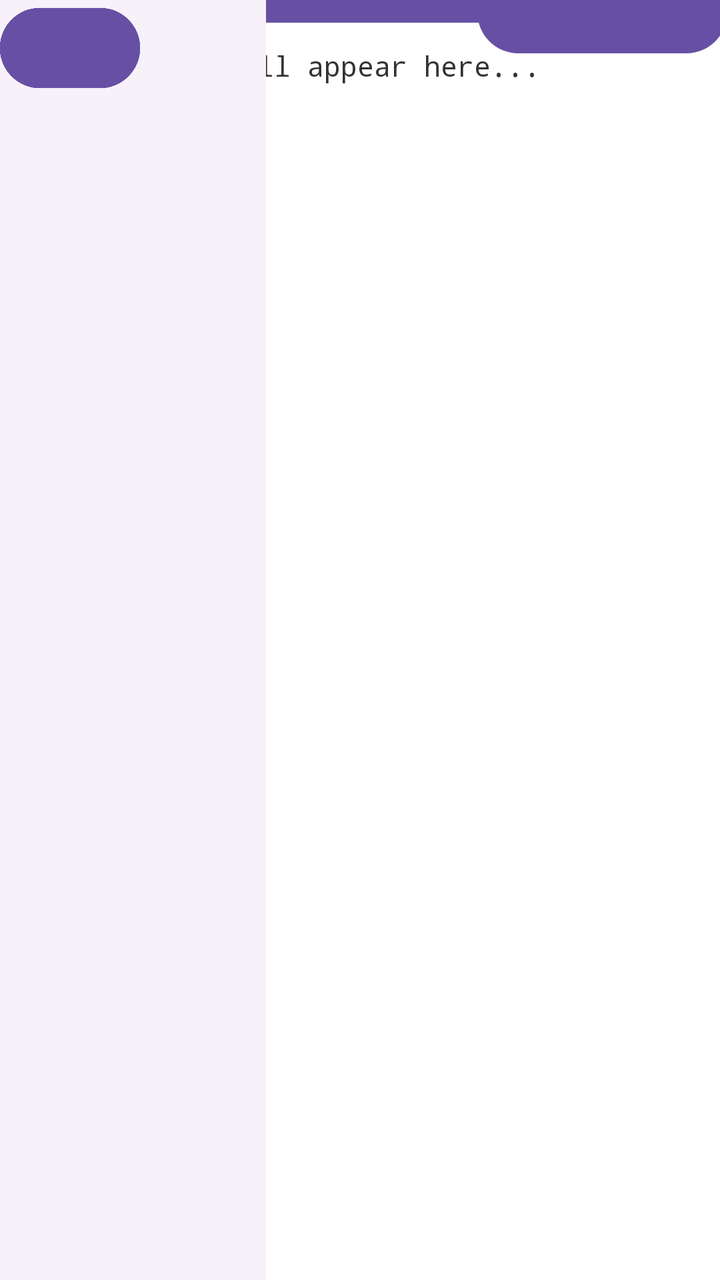
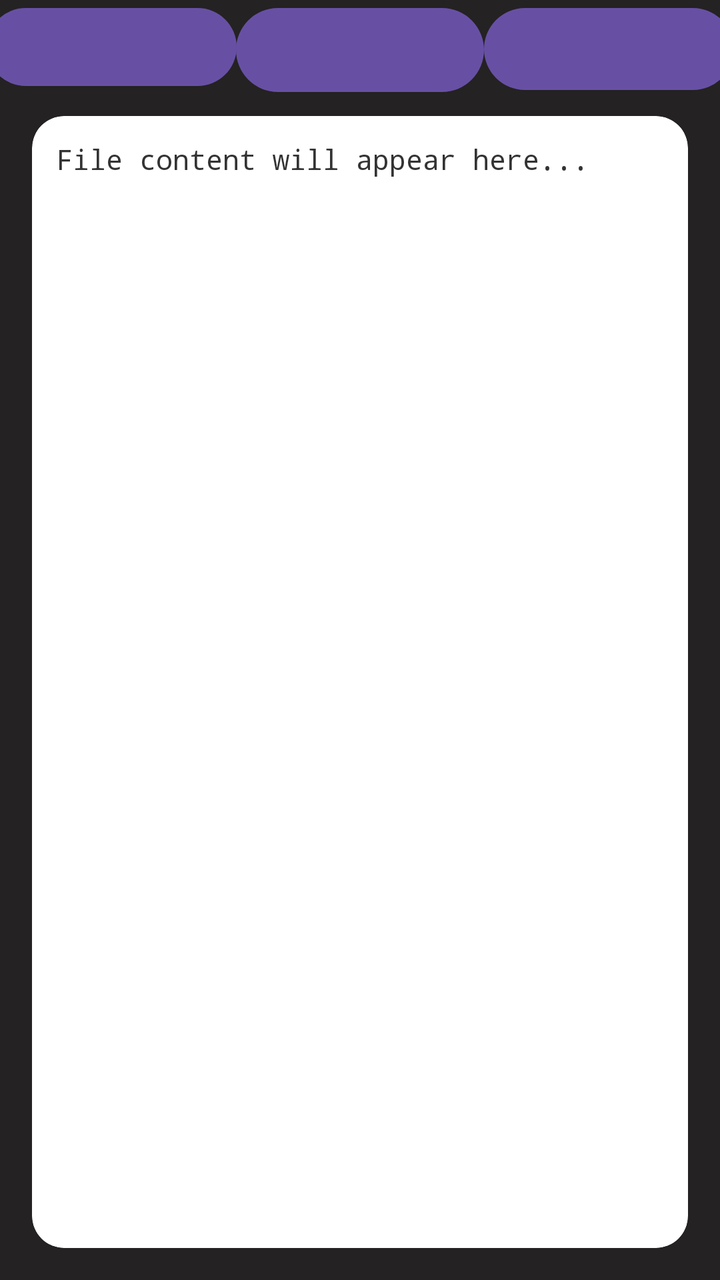

Two renders of the same Android screen: before a commit and after it. Below are the layout's source before the change and the commit's diff.
<!-- AndroidManifest.xml: application theme Theme.SimpleFiles -->
<!-- res/layout/file_view_text.xml -->
<?xml version="1.0" encoding="utf-8"?>
<androidx.constraintlayout.widget.ConstraintLayout
    xmlns:android="http://schemas.android.com/apk/res/android"
    xmlns:app="http://schemas.android.com/apk/res-auto"
    xmlns:tools="http://schemas.android.com/tools"
    android:id="@+id/main"
    android:layout_width="match_parent"
    android:layout_height="match_parent"
    android:background="#242222"
    tools:context=".MainActivity">

    
    <ImageView
        android:id="@+id/logo"
        android:layout_width="17dp"
        android:layout_height="14dp"
        android:layout_marginStart="4dp"
        android:layout_marginTop="4dp"
        app:layout_constraintStart_toStartOf="parent"
        app:layout_constraintTop_toTopOf="parent"
        app:srcCompat="@drawable/logobg" />


    <Button
        android:id="@+id/button3"
        android:layout_width="125dp"
        android:layout_height="47dp"
        app:layout_constraintBottom_toTopOf="@+id/scrollView"
        app:layout_constraintEnd_toStartOf="@+id/button"
        app:layout_constraintHorizontal_bias="0.222"
        app:layout_constraintStart_toStartOf="parent"
        app:layout_constraintTop_toTopOf="parent"
        app:layout_constraintVertical_bias="0.434" />

    <Button
        android:id="@+id/button"
        android:layout_width="124dp"
        android:layout_height="50dp"
        app:layout_constraintBottom_toTopOf="@+id/scrollView"
        app:layout_constraintEnd_toEndOf="parent"
        app:layout_constraintStart_toStartOf="parent"
        app:layout_constraintTop_toTopOf="parent" />

    <ScrollView
        android:id="@+id/scrollView"
        android:layout_width="390dp"
        android:layout_height="637dp"
        android:layout_marginStart="16dp"
        android:layout_marginTop="8dp"
        android:layout_marginEnd="16dp"
        android:background="@drawable/rounded_scrollview"
        android:clipToOutline="true"
        app:layout_constraintBottom_toBottomOf="parent"
        app:layout_constraintEnd_toEndOf="parent"
        app:layout_constraintHorizontal_bias="0.4"
        app:layout_constraintStart_toStartOf="parent"
        app:layout_constraintTop_toBottomOf="@id/logo"
        app:layout_constraintVertical_bias="0.648">

        <TextView
            android:id="@+id/fileContentText"
            android:layout_width="match_parent"
            android:layout_height="wrap_content"
            android:fontFamily="monospace"
            android:padding="12dp"
            android:text="File content will appear here..."
            android:textColor="#333333"
            android:textSize="14sp" />
    </ScrollView>

    <Button
        android:id="@+id/button2"
        android:layout_width="125dp"
        android:layout_height="49dp"
        app:layout_constraintBottom_toTopOf="@+id/scrollView"
        app:layout_constraintEnd_toEndOf="parent"
        app:layout_constraintStart_toEndOf="@+id/button"
        app:layout_constraintTop_toTopOf="parent"
        tools:ignore="MissingConstraints" />

    <com.google.android.material.navigation.NavigationView
        android:layout_width="133dp"
        android:layout_height="732dp"
        tools:ignore="MissingConstraints"
        tools:layout_editor_absoluteX="341dp"
        tools:layout_editor_absoluteY="-1dp">

        <Button
            android:id="@+id/button4"
            android:layout_width="70dp"
            android:layout_height="wrap_content"
            tools:ignore="MissingConstraints" />
        <Button
            android:id="@+id/button5"
            android:layout_width="70dp"
            android:layout_height="wrap_content"
            tools:ignore="MissingConstraints" />
        <Button
            android:id="@+id/button6"
            android:layout_width="70dp"
            android:layout_height="wrap_content"
            tools:ignore="MissingConstraints" />
        <Button
            android:id="@+id/button7"
            android:layout_width="70dp"
            android:layout_height="wrap_content"
            tools:ignore="MissingConstraints" />

        <Button
            android:id="@+id/button8"
            android:layout_width="70dp"
            android:layout_height="wrap_content"
            tools:ignore="MissingConstraints" />
    </com.google.android.material.navigation.NavigationView>

    />

</androidx.constraintlayout.widget.ConstraintLayout>
<!-- resources referenced by this layout -->
<resources>
  <!-- drawable logobg: png bitmap (drawable, 49183 bytes) -->
  <!-- drawable rounded_scrollview (drawable) -->
  <?xml version="1.0" encoding="utf-8"?>
  <shape xmlns:android="http://schemas.android.com/apk/res/android"
      android:shape="rectangle">
  
      <solid android:color="@color/white"/>
  
      <corners android:radius="16dp" />
  
  </shape>
  <style name="Theme.SimpleFiles" parent="Base.Theme.SimpleFiles" />
  <color name="white">#FFFFFFFF</color>
  <style name="Base.Theme.SimpleFiles" parent="Theme.Material3.DayNight.NoActionBar">
          
          
      </style>
</resources>

<!-- the commit's change to res/layout/file_view_text.xml (unified diff, before → after) -->
@@ -1,118 +1,125 @@
 <?xml version="1.0" encoding="utf-8"?>
-<androidx.constraintlayout.widget.ConstraintLayout
+<androidx.drawerlayout.widget.DrawerLayout
     xmlns:android="http://schemas.android.com/apk/res/android"
     xmlns:app="http://schemas.android.com/apk/res-auto"
     xmlns:tools="http://schemas.android.com/tools"
-    android:id="@+id/main"
+    android:id="@+id/drawerLayout"
     android:layout_width="match_parent"
     android:layout_height="match_parent"
-    android:background="#242222"
-    tools:context=".MainActivity">
+    tools:context=".ViewTextFile">
 
     
-    <ImageView
-        android:id="@+id/logo"
-        android:layout_width="17dp"
-        android:layout_height="14dp"
-        android:layout_marginStart="4dp"
-        android:layout_marginTop="4dp"
-        app:layout_constraintStart_toStartOf="parent"
-        app:layout_constraintTop_toTopOf="parent"
-        app:srcCompat="@drawable/logobg" />
+    <androidx.constraintlayout.widget.ConstraintLayout
+        android:layout_width="match_parent"
+        android:layout_height="match_parent"
+        android:background="#242222">
 
+        <ImageView
+            android:id="@+id/logo"
+            android:layout_width="17dp"
+            android:layout_height="14dp"
+            android:layout_marginStart="4dp"
+            android:layout_marginTop="4dp"
+            app:layout_constraintStart_toStartOf="parent"
+            app:layout_constraintTop_toTopOf="parent"
+            app:srcCompat="@drawable/logobg" />
 
-    <Button
-        android:id="@+id/button3"
-        android:layout_width="125dp"
-        android:layout_height="47dp"
-        app:layout_constraintBottom_toTopOf="@+id/scrollView"
-        app:layout_constraintEnd_toStartOf="@+id/button"
-        app:layout_constraintHorizontal_bias="0.222"
-        app:layout_constraintStart_toStartOf="parent"
-        app:layout_constraintTop_toTopOf="parent"
-        app:layout_constraintVertical_bias="0.434" />
+        <Button
+            android:id="@+id/button3"
+            android:layout_width="125dp"
+            android:layout_height="47dp"
+            app:layout_constraintEnd_toStartOf="@+id/button"
+            app:layout_constraintStart_toStartOf="parent"
+            app:layout_constraintTop_toTopOf="parent" />
 
-    <Button
-        android:id="@+id/button"
-        android:layout_width="124dp"
-        android:layout_height="50dp"
-        app:layout_constraintBottom_toTopOf="@+id/scrollView"
-        app:layout_constraintEnd_toEndOf="parent"
-        app:layout_constraintStart_toStartOf="parent"
-        app:layout_constraintTop_toTopOf="parent" />
+        <Button
+            android:id="@+id/button"
+            android:layout_width="124dp"
+            android:layout_height="50dp"
+            app:layout_constraintEnd_toStartOf="@+id/button2"
+            app:layout_constraintStart_toEndOf="@+id/button3"
+            app:layout_constraintTop_toTopOf="parent" />
 
-    <ScrollView
-        android:id="@+id/scrollView"
-        android:layout_width="390dp"
-        android:layout_height="637dp"
-        android:layout_marginStart="16dp"
-        android:layout_marginTop="8dp"
-        android:layout_marginEnd="16dp"
-        android:background="@drawable/rounded_scrollview"
-        android:clipToOutline="true"
-        app:layout_constraintBottom_toBottomOf="parent"
-        app:layout_constraintEnd_toEndOf="parent"
-        app:layout_constraintHorizontal_bias="0.4"
-        app:layout_constraintStart_toStartOf="parent"
-        app:layout_constraintTop_toBottomOf="@id/logo"
-        app:layout_constraintVertical_bias="0.648">
+        <Button
+            android:id="@+id/button2"
+            android:layout_width="125dp"
+            android:layout_height="49dp"
+            app:layout_constraintEnd_toEndOf="parent"
+            app:layout_constraintStart_toEndOf="@+id/button"
+            app:layout_constraintTop_toTopOf="parent" />
 
-        <TextView
-            android:id="@+id/fileContentText"
-            android:layout_width="match_parent"
-            android:layout_height="wrap_content"
-            android:fontFamily="monospace"
-            android:padding="12dp"
-            android:text="File content will appear here..."
-            android:textColor="#333333"
-            android:textSize="14sp" />
-    </ScrollView>
+        <ScrollView
+            android:id="@+id/scrollView"
+            android:layout_width="0dp"
+            android:layout_height="0dp"
+            android:layout_marginStart="16dp"
+            android:layout_marginTop="8dp"
+            android:layout_marginEnd="16dp"
+            android:layout_marginBottom="16dp"
+            android:background="@drawable/rounded_scrollview"
+            android:clipToOutline="true"
+            app:layout_constraintBottom_toBottomOf="parent"
+            app:layout_constraintEnd_toEndOf="parent"
+            app:layout_constraintStart_toStartOf="parent"
+            app:layout_constraintTop_toBottomOf="@+id/button">
 
-    <Button
-        android:id="@+id/button2"
-        android:layout_width="125dp"
-        android:layout_height="49dp"
-        app:layout_constraintBottom_toTopOf="@+id/scrollView"
-        app:layout_constraintEnd_toEndOf="parent"
-        app:layout_constraintStart_toEndOf="@+id/button"
-        app:layout_constraintTop_toTopOf="parent"
-        tools:ignore="MissingConstraints" />
+            <TextView
+                android:id="@+id/fileContentText"
+                android:layout_width="match_parent"
+                android:layout_height="wrap_content"
+                android:fontFamily="monospace"
+                android:padding="12dp"
+                android:text="File content will appear here..."
+                android:textColor="#333333"
+                android:textSize="14sp" />
+        </ScrollView>
 
-    <com.google.android.material.navigation.NavigationView
-        android:layout_width="133dp"
-        android:layout_height="732dp"
-        tools:ignore="MissingConstraints"
-        tools:layout_editor_absoluteX="341dp"
-        tools:layout_editor_absoluteY="-1dp">
+    </androidx.constraintlayout.widget.ConstraintLayout>
+
+    
+    <LinearLayout
+        android:id="@+id/drawerPanel"
+        android:layout_width="200dp"
+        android:layout_height="match_parent"
+        android:layout_gravity="end"
+        android:background="#2E2B2B"
+        android:orientation="vertical"
+        android:padding="12dp">
 
         <Button
             android:id="@+id/button4"
-            android:layout_width="70dp"
+            android:layout_width="match_parent"
             android:layout_height="wrap_content"
-            tools:ignore="MissingConstraints" />
+            android:layout_marginBottom="8dp"
+            android:text="Action 1" />
+
         <Button
             android:id="@+id/button5"
-            android:layout_width="70dp"
+            android:layout_width="match_parent"
             android:layout_height="wrap_content"
-            tools:ignore="MissingConstraints" />
+            android:layout_marginBottom="8dp"
+            android:text="Action 2" />
+
         <Button
             android:id="@+id/button6"
-            android:layout_width="70dp"
+            android:layout_width="match_parent"
             android:layout_height="wrap_content"
-            tools:ignore="MissingConstraints" />
+            android:layout_marginBottom="8dp"
+            android:text="Action 3" />
+
         <Button
             android:id="@+id/button7"
-            android:layout_width="70dp"
+            android:layout_width="match_parent"
             android:layout_height="wrap_content"
-            tools:ignore="MissingConstraints" />
+            android:layout_marginBottom="8dp"
+            android:text="Action 4" />
 
         <Button
             android:id="@+id/button8"
-            android:layout_width="70dp"
+            android:layout_width="match_parent"
             android:layout_height="wrap_content"
-            tools:ignore="MissingConstraints" />
-    </com.google.android.material.navigation.NavigationView>
+            android:text="Action 5" />
 
-    />
+    </LinearLayout>
 
-</androidx.constraintlayout.widget.ConstraintLayout>
+</androidx.drawerlayout.widget.DrawerLayout>
